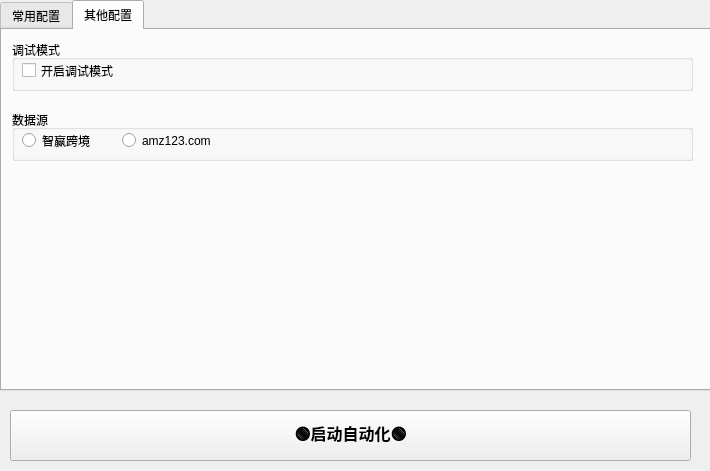
The window that ui/main.ui (feassh/zying-auto) describes before a commit, drawn with Qt 5.
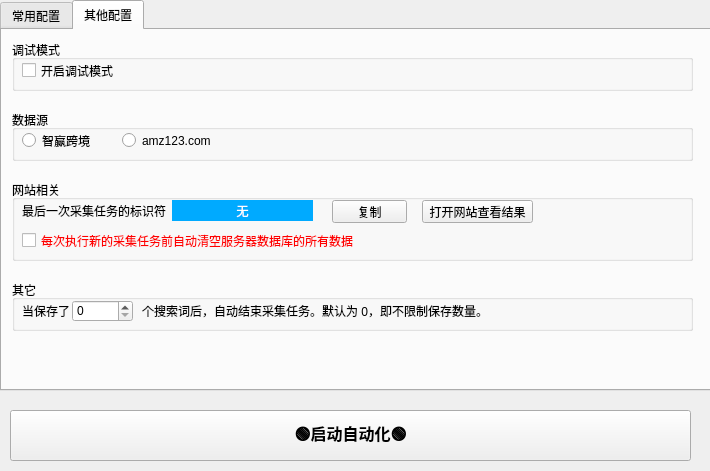
The same window after the commit. The open tabs and pages were chosen to show the change.

```diff
--- a/ui/main.ui
+++ b/ui/main.ui
@@ -295,19 +295,6 @@
         <string>选择</string>
        </property>
       </widget>
-      <widget class="QPushButton" name="pbOpenWebsite">
-       <property name="geometry">
-        <rect>
-         <x>560</x>
-         <y>20</y>
-         <width>111</width>
-         <height>23</height>
-        </rect>
-       </property>
-       <property name="text">
-        <string>打开网站查看结果</string>
-       </property>
-      </widget>
       <widget class="QLabel" name="label_11">
        <property name="geometry">
         <rect>
@@ -566,6 +553,155 @@
        </property>
       </widget>
      </widget>
+     <widget class="QGroupBox" name="groupBox_6">
+      <property name="geometry">
+       <rect>
+        <x>10</x>
+        <y>150</y>
+        <width>681</width>
+        <height>81</height>
+       </rect>
+      </property>
+      <property name="title">
+       <string>网站相关</string>
+      </property>
+      <widget class="QLabel" name="label_14">
+       <property name="geometry">
+        <rect>
+         <x>10</x>
+         <y>20</y>
+         <width>151</width>
+         <height>21</height>
+        </rect>
+       </property>
+       <property name="text">
+        <string>最后一次采集任务的标识符</string>
+       </property>
+      </widget>
+      <widget class="QLabel" name="labelTaskID">
+       <property name="geometry">
+        <rect>
+         <x>160</x>
+         <y>20</y>
+         <width>141</width>
+         <height>21</height>
+        </rect>
+       </property>
+       <property name="toolTip">
+        <string>&lt;html&gt;&lt;head/&gt;&lt;body&gt;&lt;p&gt;&lt;span style=&quot; color:#00aaff;&quot;&gt;该标识符可以放到网站上进行查询，得到的结果为该次采集任务对应的全部数据。&lt;/span&gt;&lt;/p&gt;&lt;/body&gt;&lt;/html&gt;</string>
+       </property>
+       <property name="toolTipDuration">
+        <number>0</number>
+       </property>
+       <property name="styleSheet">
+        <string notr="true">background-color: rgb(0, 170, 255);
+color: rgb(255, 255, 255);</string>
+       </property>
+       <property name="text">
+        <string>无</string>
+       </property>
+       <property name="alignment">
+        <set>Qt::AlignCenter</set>
+       </property>
+      </widget>
+      <widget class="QPushButton" name="pbCopyTaskID">
+       <property name="geometry">
+        <rect>
+         <x>320</x>
+         <y>20</y>
+         <width>75</width>
+         <height>23</height>
+        </rect>
+       </property>
+       <property name="text">
+        <string>复制</string>
+       </property>
+      </widget>
+      <widget class="QPushButton" name="pbOpenWebsite">
+       <property name="geometry">
+        <rect>
+         <x>410</x>
+         <y>20</y>
+         <width>111</width>
+         <height>23</height>
+        </rect>
+       </property>
+       <property name="text">
+        <string>打开网站查看结果</string>
+       </property>
+      </widget>
+      <widget class="QCheckBox" name="cbAutoDeleteAllData">
+       <property name="geometry">
+        <rect>
+         <x>10</x>
+         <y>50</y>
+         <width>341</width>
+         <height>21</height>
+        </rect>
+       </property>
+       <property name="styleSheet">
+        <string notr="true">color: rgb(255, 0, 0)</string>
+       </property>
+       <property name="text">
+        <string>每次执行新的采集任务前自动清空服务器数据库的所有数据</string>
+       </property>
+      </widget>
+     </widget>
+     <widget class="QGroupBox" name="groupBox_7">
+      <property name="geometry">
+       <rect>
+        <x>10</x>
+        <y>250</y>
+        <width>681</width>
+        <height>51</height>
+       </rect>
+      </property>
+      <property name="title">
+       <string>其它</string>
+      </property>
+      <widget class="QLabel" name="label_15">
+       <property name="geometry">
+        <rect>
+         <x>10</x>
+         <y>20</y>
+         <width>51</width>
+         <height>21</height>
+        </rect>
+       </property>
+       <property name="text">
+        <string>当保存了</string>
+       </property>
+      </widget>
+      <widget class="QSpinBox" name="sbMaxSaveNumber">
+       <property name="geometry">
+        <rect>
+         <x>60</x>
+         <y>20</y>
+         <width>61</width>
+         <height>22</height>
+        </rect>
+       </property>
+       <property name="toolTip">
+        <string/>
+       </property>
+       <property name="maximum">
+        <number>999999</number>
+       </property>
+      </widget>
+      <widget class="QLabel" name="label_16">
+       <property name="geometry">
+        <rect>
+         <x>130</x>
+         <y>20</y>
+         <width>351</width>
+         <height>21</height>
+        </rect>
+       </property>
+       <property name="text">
+        <string>个搜索词后，自动结束采集任务。默认为 0，即不限制保存数量。</string>
+       </property>
+      </widget>
+     </widget>
     </widget>
    </widget>
    <widget class="QPushButton" name="pbStart">
```
Left out of the diff: 30 changed lines with no effect on the pictures.
